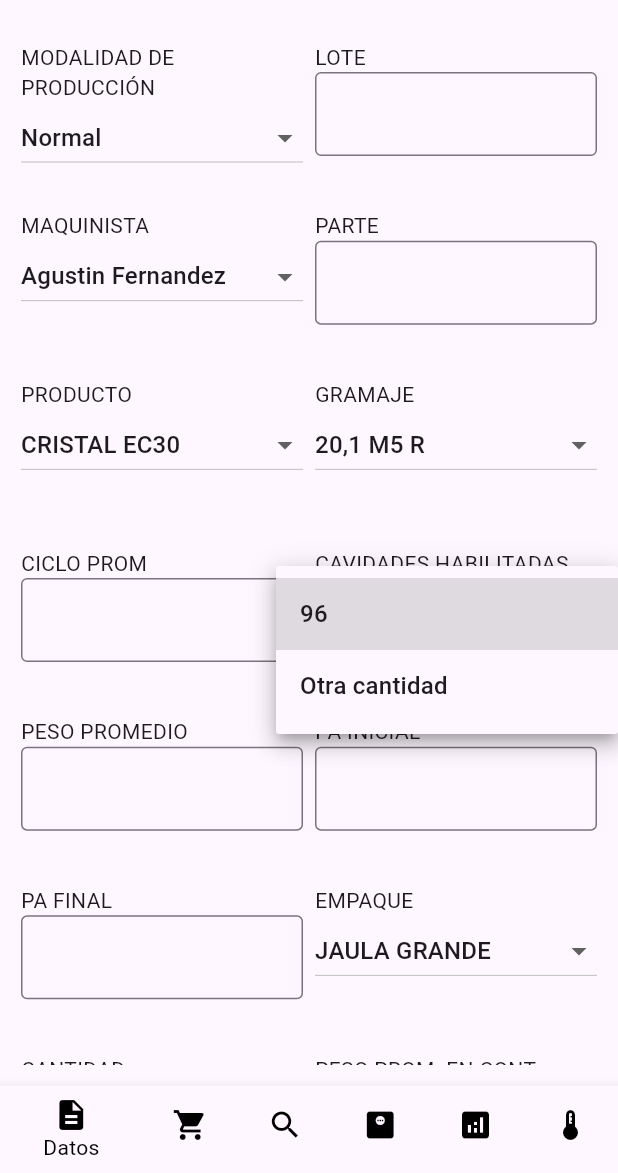
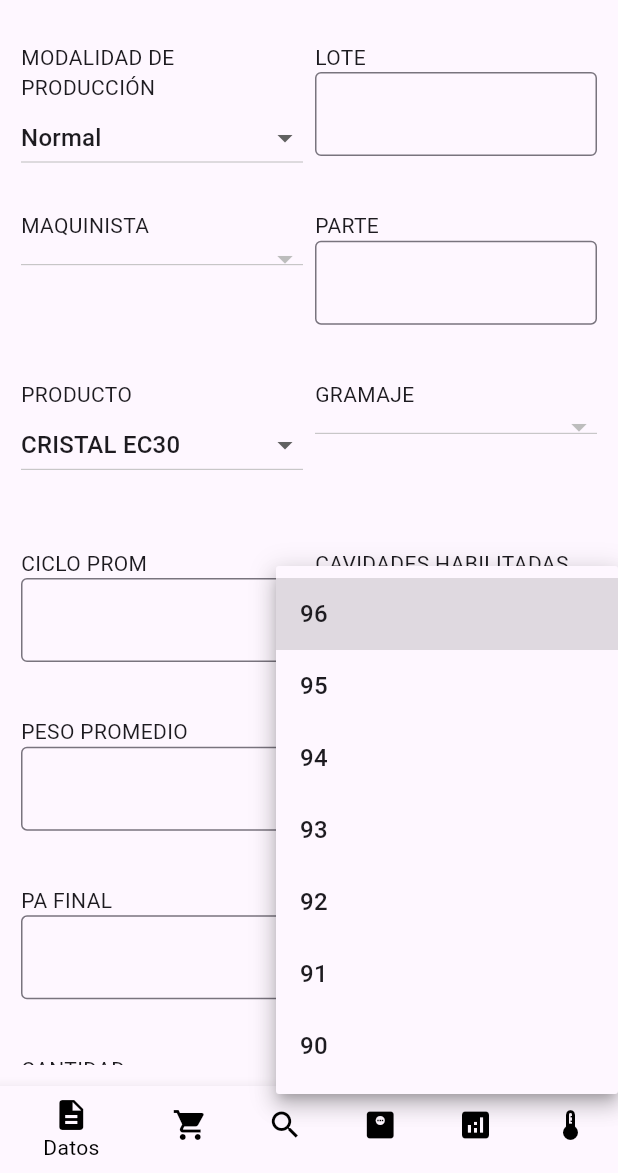
Before and after one commit to jos357/PREFORSA, a Flutter app: the screen it shows after launch, after a tap on "96", on a phone screen of 412 x 824 dp, the part 63-1236 px from its top. Run offline on Flutter 3.47's test engine with Material 3 defaults, Android fonts, the phone set to English and light mode, and no system bars; our stand-ins replace cloud_firestore, firebase_core; accounts and stored records are empty.

Commit message:
formulario datos

```diff
--- a/preforsa/lib/screens/lineas/preforma_ips/screens_form/datos_screen.dart
+++ b/preforsa/lib/screens/lineas/preforma_ips/screens_form/datos_screen.dart
@@ -1,7 +1,111 @@
+import 'package:cloud_firestore/cloud_firestore.dart';
 import 'package:flutter/material.dart';
 
-class DatosScreen extends StatelessWidget {
+class DatosScreen extends StatefulWidget {
   const DatosScreen({super.key});
+
+  @override
+  // ignore: library_private_types_in_public_api
+  _DatosScreenState createState() => _DatosScreenState();
+}
+
+class _DatosScreenState extends State<DatosScreen> {
+  // Variables para almacenar los valores seleccionados
+  String _selectedEmpaque = ''; // Para el dropdown de EMPAQUE
+  String _selectedGramaje = ''; // Para el dropdown de GRAMAJE
+  String _selectedValue = ''; // Para mostrar el valor del campo seleccionado
+  String _selectedModalidad = 'Normal';
+  String _selectedMaquinista = '';
+  String _selectedProducto = 'CRISTAL EC30';
+  String _selectedCavidades = '96';
+
+  List<String> maquinistas = []; // Lista de maquinistas
+  List<String> empaques = []; // Lista de documentos para EMPAQUE
+  List<String> gramajes = []; // Lista de gramajes (nombres de los campos)
+
+  // Para almacenar los datos del documento seleccionado
+  Map<String, dynamic> selectedDocumentData = {};
+
+  @override
+  void initState() {
+    super.initState();
+    fetchEmpaques(); // Llamamos a la función para obtener los documentos de empaques
+    fetchMaquinistas(); // Llamamos a la función para obtener los datos
+  }
+
+  // Función para obtener datos de Firestore
+  Future<void> fetchMaquinistas() async {
+    try {
+      // Accede a la colección 'personal ajeno' en Firestore
+      QuerySnapshot snapshot =
+          await FirebaseFirestore.instance.collection('personal ajeno').get();
+
+      // Extraemos los nombres de los documentos y los almacenamos en la lista de maquinistas
+      List<String> fetchedMaquinistas = snapshot.docs
+          .map((doc) => doc['nombre']
+              .toString()) // Asegúrate de que 'nombre' es el campo en los documentos
+          .toList();
+
+      // Actualizamos el estado para poblar el dropdown
+      setState(() {
+        maquinistas = fetchedMaquinistas;
+        _selectedMaquinista = maquinistas.isNotEmpty ? maquinistas[0] : '';
+      });
+    } catch (e) {
+      print('Error al obtener los datos de Firestore: $e');
+    }
+  }
+
+  // Función para obtener los documentos de 'empaque gramaje'
+  Future<void> fetchEmpaques() async {
+    try {
+      // Accedemos a la colección 'empaque gramaje'
+      QuerySnapshot snapshot =
+          await FirebaseFirestore.instance.collection('empaque gramaje').get();
+
+      // Extraemos los nombres de los documentos (empaques)
+      List<String> fetchedEmpaques =
+          snapshot.docs.map((doc) => doc.id).toList();
+
+      // Actualizamos el estado para poblar el dropdown de empaques
+      setState(() {
+        empaques = fetchedEmpaques;
+        _selectedEmpaque = empaques.isNotEmpty ? empaques[0] : '';
+        if (_selectedEmpaque.isNotEmpty) {
+          fetchGramajes(
+              _selectedEmpaque); // Cargar los gramajes del primer empaque
+        }
+      });
+    } catch (e) {
+      print('Error al obtener los empaques de Firestore: $e');
+    }
+  }
+
+  // Función para obtener los gramajes de un documento seleccionado (empaque)
+  Future<void> fetchGramajes(String empaque) async {
+    try {
+      // Accedemos al documento seleccionado en la colección 'empaque gramaje'
+      DocumentSnapshot snapshot = await FirebaseFirestore.instance
+          .collection('empaque gramaje')
+          .doc(empaque)
+          .get();
+
+      // Obtenemos los datos del documento seleccionado
+      Map<String, dynamic>? data = snapshot.data() as Map<String, dynamic>?;
+
+      if (data != null) {
+        setState(() {
+          selectedDocumentData = data;
+          gramajes = data.keys.toList(); // Nombres de los campos (gramajes)
+          _selectedGramaje = gramajes.isNotEmpty ? gramajes[0] : '';
+          _selectedValue =
+              data[_selectedGramaje].toString(); // Valor del primer gramaje
+        });
+      }
+    } catch (e) {
+      print('Error al obtener los gramajes de Firestore: $e');
+    }
+  }
 
   @override
   Widget build(BuildContext context) {
@@ -16,32 +120,69 @@ class DatosScreen extends StatelessWidget {
               mainAxisSpacing: 8,
               childAspectRatio: 1.8,
               children: <Widget>[
+                _buildDropdownField('MODALIDAD DE PRODUCCIÓN',
+                    ['Normal', 'Prueba'], _selectedModalidad, (newValue) {
+                  setState(() {
+                    _selectedModalidad = newValue!;
+                  });
+                }),
+                _buildTextFieldEdit('LOTE'),
+                // Maquinistas dropdown
                 _buildDropdownField(
-                    'MODALIDAD DE PRODUCCIÓN', ['Normal', 'Otra'], 'Normal'),
-                _buildTextField('LOTE'),
-                _buildDropdownField('MAQUINISTA', ['Agustin Fernandez', 'Otro'],
-                    'Agustin Fernandez'),
-                _buildTextField('PARTE'),
-                _buildDropdownField('PRODUCTO',
-                    ['CRISTAL EC30', 'Otro Producto'], 'CRISTAL EC30'),
+                    'MAQUINISTA', maquinistas, _selectedMaquinista, (newValue) {
+                  setState(() {
+                    _selectedMaquinista = newValue!;
+                  });
+                }),
+                // Dropdown de EMPAQUE
+                _buildTextFieldEdit('PARTE'),
                 _buildDropdownField(
-                    'GRAMAJE', ['20,1 M5 R', 'Otro Gramaje'], '20,1 M5 R'),
-                _buildTextField('CICLO PROM'),
+                    'PRODUCTO',
+                    ['CRISTAL EC30', 'Otro Producto'],
+                    _selectedProducto, (newValue) {
+                  setState(() {
+                    _selectedProducto = newValue!;
+                  });
+                }),
+                // Dropdown de GRAMAJE
+                _buildDropdownField('GRAMAJE', gramajes, _selectedGramaje,
+                    (newValue) {
+                  setState(() {
+                    _selectedGramaje = newValue!;
+                    _selectedValue = selectedDocumentData[_selectedGramaje]
+                        .toString(); // Mostrar valor
+                  });
+                }),
+                _buildTextFieldEdit('CICLO PROM'),
                 _buildDropdownField(
-                    'CAVIDADES HABILITADAS', ['96', 'Otra cantidad'], '96'),
-                _buildTextField('PESO PROMEDIO'),
-                _buildTextField('PA INICIAL'),
-                _buildTextField('PA FINAL'),
-                _buildDropdownField('EMPAQUE', ['JAULA GRANDE', 'Otro Empaque'],
-                    'JAULA GRANDE'),
-                _buildTextField('CANTIDAD'),
-                _buildTextField('PESO PROM. EN CONT. NETO'),
-                _buildTextField('TOTAL DE CAJAS CONTROLADAS'),
-                _buildTextField('SALDOS'),
-                _buildTextField('TOTAL DE CAJAS PRODUCIDAS'),
-                _buildTextField('CANTIDAD TOTAL PIEZAS'),
-                _buildTextField('CANTIDAD TOTAL KG'),
-                _buildTextField('CANTIDAD DE PROD. RETENIDO'),
+                    'CAVIDADES HABILITADAS',
+                    ['96', '95', '94', '93', '92', '91', '90'],
+                    _selectedCavidades, (newValue) {
+                  setState(() {
+                    _selectedCavidades = newValue!;
+                  });
+                }),
+                _buildTextFieldEdit('PESO PROMEDIO'),
+                _buildTextFieldEdit('PA INICIAL'),
+                _buildTextFieldEdit('PA FINAL'),
+                _buildDropdownField('EMPAQUE', empaques, _selectedEmpaque,
+                    (newValue) {
+                  setState(() {
+                    _selectedEmpaque = newValue!;
+                    fetchGramajes(
+                        _selectedEmpaque); // Cargar gramajes para el empaque seleccionado
+                  });
+                }),
+
+                // TextField para mostrar el valor del gramaje seleccionado
+                _buildTextField('CANTIDAD', _selectedValue),
+                _buildTextFieldEdit('PESO PROM. EN CONT. NETO'),
+                _buildTextFieldEdit('TOTAL DE CAJAS CONTROLADAS'),
+                _buildTextFieldEdit('SALDOS'),
+                _buildTextFieldEdit('TOTAL DE CAJAS PRODUCIDAS'),
+                _buildTextFieldEdit('CANTIDAD TOTAL PIEZAS'),
+                _buildTextFieldEdit('CANTIDAD TOTAL KG'),
+                _buildTextFieldEdit('CANTIDAD DE PROD. RETENIDO'),
                 Column(
                   crossAxisAlignment: CrossAxisAlignment.start,
                   children: [
@@ -60,7 +201,24 @@ class DatosScreen extends StatelessWidget {
     );
   }
 
-  Widget _buildTextField(String label) {
+  // Función para construir un TextField
+  Widget _buildTextField(String label, String value) {
+    return Column(
+      crossAxisAlignment: CrossAxisAlignment.start,
+      children: [
+        Text(label),
+        TextField(
+          readOnly: true,
+          decoration: InputDecoration(
+            border: const OutlineInputBorder(),
+            hintText: value, // Mostramos el valor seleccionado
+          ),
+        ),
+      ],
+    );
+  }
+
+  Widget _buildTextFieldEdit(String label) {
     return Column(
       crossAxisAlignment: CrossAxisAlignment.start,
       children: [
@@ -74,22 +232,25 @@ class DatosScreen extends StatelessWidget {
     );
   }
 
-  Widget _buildDropdownField(
-      String label, List<String> options, String defaultValue) {
+  // Función para construir un Dropdown
+  Widget _buildDropdownField(String label, List<String> options,
+      String selectedValue, ValueChanged<String?> onChanged) {
     return Column(
       crossAxisAlignment: CrossAxisAlignment.start,
       children: [
         Text(label),
         DropdownButton<String>(
           isExpanded: true,
-          value: defaultValue,
-          items: options.map((String value) {
-            return DropdownMenuItem<String>(
-              value: value,
-              child: Text(value),
-            );
-          }).toList(),
-          onChanged: (String? newValue) {},
+          value: selectedValue.isNotEmpty ? selectedValue : null,
+          items: options.isNotEmpty
+              ? options.map((String value) {
+                  return DropdownMenuItem<String>(
+                    value: value,
+                    child: Text(value),
+                  );
+                }).toList()
+              : [],
+          onChanged: onChanged,
         ),
       ],
     );
```
Also changed, not shown: preforsa/pubspec.lock.
